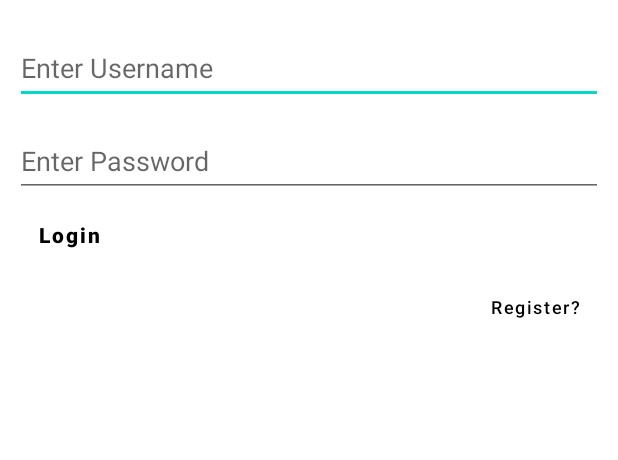
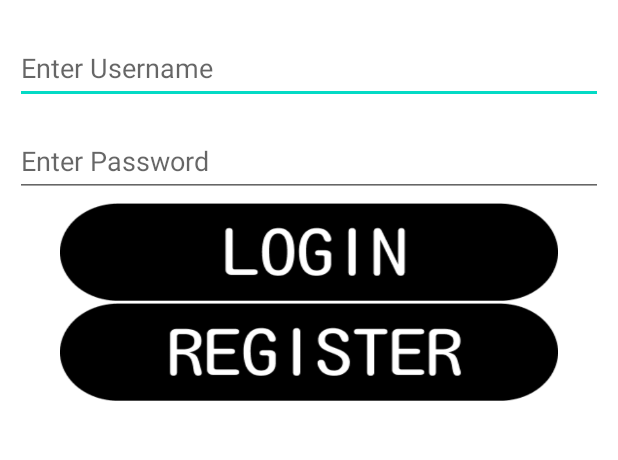
Before and after one commit to PaulCraioveanu/Netball_application, an Android app: the layout activity_login.xml on its own in the app's theme, with its tools: preview values and no code run, on a phone screen of 412 x 824 dp, the part 302-762 px from its top. Run offline under Robolectric (Android 15) with nearby library versions, the phone set to English and light mode, and no system bars.

Commit message:
adding UI changes to application

```diff
--- a/app/src/main/res/layout/activity_login.xml
+++ b/app/src/main/res/layout/activity_login.xml
@@ -53,15 +53,17 @@
         android:inputType="textPassword"
         android:minHeight="48dp" />
 
-    <Button
+    <ImageButton
         android:id="@+id/btnLogin"
-        android:layout_width="match_parent"
-        android:layout_height="wrap_content"
+        android:layout_width="330dp"
+        android:layout_height="65dp"
         android:layout_below="@id/etPassword"
-        android:layout_marginStart="10dp"
-        android:layout_marginTop="1dp"
-        android:layout_marginEnd="10dp"
-        android:background="#00FFFFFF"
+        android:layout_alignParentStart="true"
+        android:layout_alignParentEnd="true"
+        android:layout_marginStart="40dp"
+        android:layout_marginTop="4dp"
+        android:layout_marginEnd="40dp"
+        android:background="@drawable/login"
         android:text="Login"
         android:textAlignment="viewStart"
         android:textAllCaps="false"
@@ -81,17 +83,17 @@
         android:layout_marginBottom="727dp"
         app:srcCompat="@mipmap/ic_launcher_foreground" />
 
-    <Button
+    <ImageButton
         android:id="@+id/btnregister"
-        android:layout_width="match_parent"
-        android:layout_height="wrap_content"
+        android:layout_width="330dp"
+        android:layout_height="65dp"
         android:layout_below="@+id/btnLogin"
         android:layout_alignParentStart="true"
         android:layout_alignParentEnd="true"
-        android:layout_marginStart="10dp"
-        android:layout_marginTop="0dp"
-        android:layout_marginEnd="10dp"
-        android:background="#00FFFFFF"
+        android:layout_marginStart="40dp"
+        android:layout_marginTop="1dp"
+        android:layout_marginEnd="40dp"
+        android:background="@drawable/register"
         android:text="Register?"
         android:textAlignment="textEnd"
         android:textAllCaps="false"
--- /dev/null
+++ b/app/src/main/res/values/attrs.xml
@@ -0,0 +1,6 @@
+<?xml version="1.0" encoding="utf-8"?>
+<resources>
+<attr name="bgColor" format="color"/>
+<attr name="textColor" format="color"/>
+<attr name="metaTextColor" format="color"/>
+</resources>
--- a/app/src/main/res/values/themes.xml
+++ b/app/src/main/res/values/themes.xml
@@ -1,6 +1,6 @@
 <resources xmlns:tools="http://schemas.android.com/tools">
     <!-- Base application theme. -->
-    <style name="Theme.Netball_app" parent="Theme.MaterialComponents.DayNight.DarkActionBar">
+    <style name="Theme.Netball_app" parent="Theme.MaterialComponents.DayNight.NoActionBar">
         <!-- Primary brand color. -->
         <item name="colorPrimary">@color/purple_500</item>
         <item name="colorPrimaryVariant">@color/purple_700</item>
```
Also changed, not shown: app/src/main/java/com/example/netball_app/ServerRequests.java (deleted, +0 -145 lines), app/src/main/res/drawable/login.png (added), app/src/main/res/drawable/register.png (added), 1 other file.
